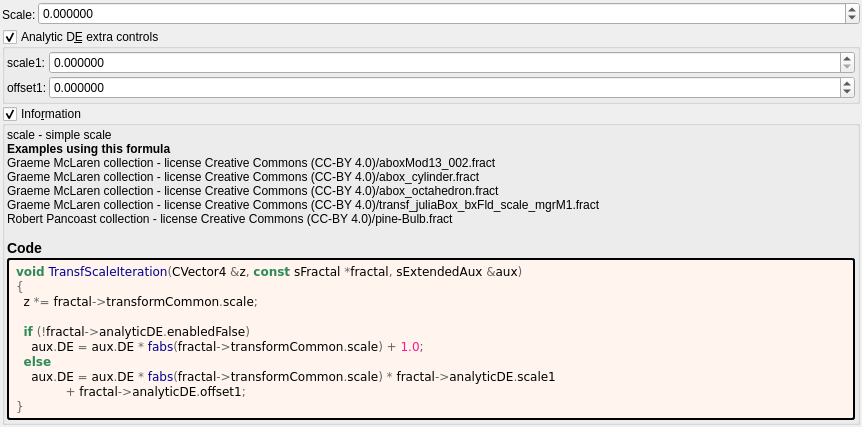
First picture: the form in mandelbulber2/deploy/share/mandelbulber2/formula/ui/transf_scale.ui, repository irinox-ctrl/mandelbulber2, before the edit.
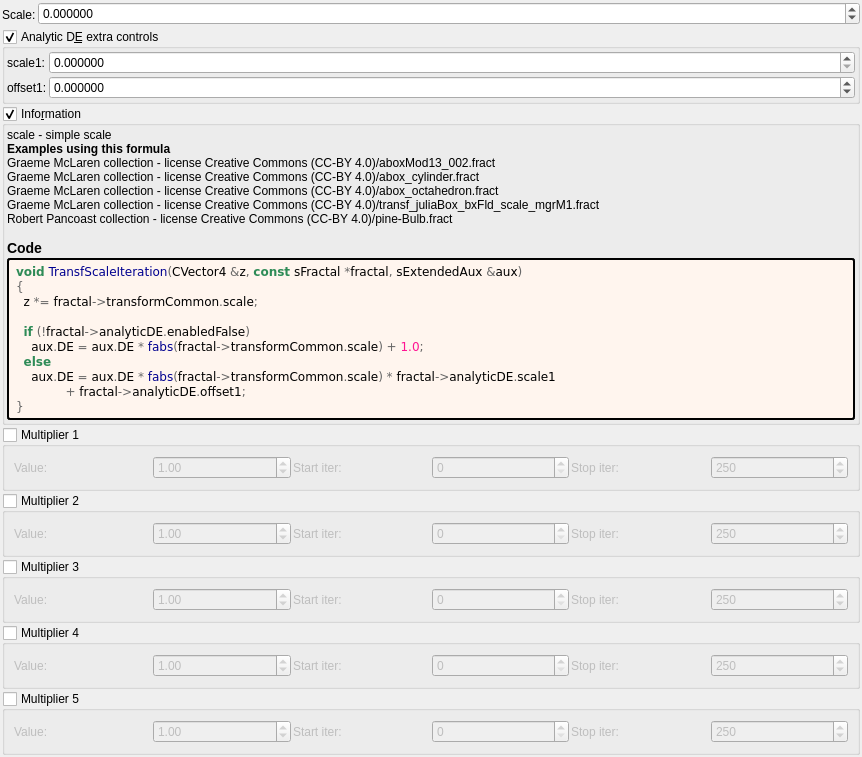
Second picture: the form after the edit. Custom widgets are drawn as their Qt base class.

Commit message:
feat: add 5 general-purpose multipliers to all 1007 fractal formulas
Each multiplier has:
- Checkbox (OFF by default)
- Value spinbox (default 1.0, range -100 to 100)
- Iteration start/stop range

Logic: z *= value; DE *= |value|;

Uses existing transformCommon parameters:
- Checkboxes: functionEnabledBx/By/Bz/Bw/CzFalse
- Values: scale4/5/6/8/16
- Ranges: startIterationsB-F/stopIterationsB-F

Modified 1007 .cpp (CPU), 1006 .cl (GPU), 1023 .ui files.
Both source (formula/) and deploy (deploy/share/) copies updated.

Patch:
```diff
--- a/mandelbulber2/deploy/share/mandelbulber2/formula/ui/transf_scale.ui
+++ b/mandelbulber2/deploy/share/mandelbulber2/formula/ui/transf_scale.ui
@@ -254,6 +254,192 @@
      </layout>
     </widget>
    </item>
+   <item>
+    <widget class="MyGroupBox" name="groupCheck_transf_function_enabledBx_false">
+     <property name="title"><string>Multiplier 1</string></property>
+     <property name="checkable"><bool>true</bool></property>
+     <property name="checked"><bool>false</bool></property>
+     <layout class="QGridLayout" name="gridLayout_mult1">
+      <property name="spacing"><number>2</number></property>
+      <item row="0" column="0">
+       <widget class="QLabel"><property name="text"><string>Value:</string></property></widget>
+      </item>
+      <item row="0" column="1">
+       <widget class="MyDoubleSpinBox" name="spinbox_transf_scale_4">
+        <property name="minimum"><double>-100.0</double></property><property name="maximum"><double>100.0</double></property>
+        <property name="singleStep"><double>0.01</double></property><property name="value"><double>1.0</double></property>
+       </widget>
+      </item>
+      <item row="0" column="2">
+       <widget class="QLabel"><property name="text"><string>Start iter:</string></property></widget>
+      </item>
+      <item row="0" column="3">
+       <widget class="MySpinBox" name="spinboxInt_transf_start_iterations_B">
+        <property name="minimum"><number>0</number></property><property name="maximum"><number>10000</number></property>
+        <property name="value"><number>0</number></property>
+       </widget>
+      </item>
+      <item row="0" column="4">
+       <widget class="QLabel"><property name="text"><string>Stop iter:</string></property></widget>
+      </item>
+      <item row="0" column="5">
+       <widget class="MySpinBox" name="spinboxInt_transf_stop_iterations_B">
+        <property name="minimum"><number>0</number></property><property name="maximum"><number>10000</number></property>
+        <property name="value"><number>250</number></property>
+       </widget>
+      </item>
+     </layout>
+    </widget>
+   </item>
+   <item>
+    <widget class="MyGroupBox" name="groupCheck_transf_function_enabledBy_false">
+     <property name="title"><string>Multiplier 2</string></property>
+     <property name="checkable"><bool>true</bool></property>
+     <property name="checked"><bool>false</bool></property>
+     <layout class="QGridLayout" name="gridLayout_mult2">
+      <property name="spacing"><number>2</number></property>
+      <item row="0" column="0">
+       <widget class="QLabel"><property name="text"><string>Value:</string></property></widget>
+      </item>
+      <item row="0" column="1">
+       <widget class="MyDoubleSpinBox" name="spinbox_transf_scale_5">
+        <property name="minimum"><double>-100.0</double></property><property name="maximum"><double>100.0</double></property>
+        <property name="singleStep"><double>0.01</double></property><property name="value"><double>1.0</double></property>
+       </widget>
+      </item>
+      <item row="0" column="2">
+       <widget class="QLabel"><property name="text"><string>Start iter:</string></property></widget>
+      </item>
+      <item row="0" column="3">
+       <widget class="MySpinBox" name="spinboxInt_transf_start_iterations_C">
+        <property name="minimum"><number>0</number></property><property name="maximum"><number>10000</number></property>
+        <property name="value"><number>0</number></property>
+       </widget>
+      </item>
+      <item row="0" column="4">
+       <widget class="QLabel"><property name="text"><string>Stop iter:</string></property></widget>
+      </item>
+      <item row="0" column="5">
+       <widget class="MySpinBox" name="spinboxInt_transf_stop_iterations_C">
+        <property name="minimum"><number>0</number></property><property name="maximum"><number>10000</number></property>
+        <property name="value"><number>250</number></property>
+       </widget>
+      </item>
+     </layout>
+    </widget>
+   </item>
+   <item>
+    <widget class="MyGroupBox" name="groupCheck_transf_function_enabledBz_false">
+     <property name="title"><string>Multiplier 3</string></property>
+     <property name="checkable"><bool>true</bool></property>
+     <property name="checked"><bool>false</bool></property>
+     <layout class="QGridLayout" name="gridLayout_mult3">
+      <property name="spacing"><number>2</number></property>
+      <item row="0" column="0">
+       <widget class="QLabel"><property name="text"><string>Value:</string></property></widget>
+      </item>
+      <item row="0" column="1">
+       <widget class="MyDoubleSpinBox" name="spinbox_transf_scale_6">
+        <property name="minimum"><double>-100.0</double></property><property name="maximum"><double>100.0</double></property>
+        <property name="singleStep"><double>0.01</double></property><property name="value"><double>1.0</double></property>
+       </widget>
+      </item>
+      <item row="0" column="2">
+       <widget class="QLabel"><property name="text"><string>Start iter:</string></property></widget>
+      </item>
+      <item row="0" column="3">
+       <widget class="MySpinBox" name="spinboxInt_transf_start_iterations_D">
+        <property name="minimum"><number>0</number></property><property name="maximum"><number>10000</number></property>
+        <property name="value"><number>0</number></property>
+       </widget>
+      </item>
+      <item row="0" column="4">
+       <widget class="QLabel"><property name="text"><string>Stop iter:</string></property></widget>
+      </item>
+      <item row="0" column="5">
+       <widget class="MySpinBox" name="spinboxInt_transf_stop_iterations_D">
+        <property name="minimum"><number>0</number></property><property name="maximum"><number>10000</number></property>
+        <property name="value"><number>250</number></property>
+       </widget>
+      </item>
+     </layout>
+    </widget>
+   </item>
+   <item>
+    <widget class="MyGroupBox" name="groupCheck_transf_function_enabledBw_false">
+     <property name="title"><string>Multiplier 4</string></property>
+     <property name="checkable"><bool>true</bool></property>
+     <property name="checked"><bool>false</bool></property>
+     <layout class="QGridLayout" name="gridLayout_mult4">
+      <property name="spacing"><number>2</number></property>
+      <item row="0" column="0">
+       <widget class="QLabel"><property name="text"><string>Value:</string></property></widget>
+      </item>
+      <item row="0" column="1">
+       <widget class="MyDoubleSpinBox" name="spinbox_transf_scale_8">
+        <property name="minimum"><double>-100.0</double></property><property name="maximum"><double>100.0</double></property>
+        <property name="singleStep"><double>0.01</double></property><property name="value"><double>1.0</double></property>
+       </widget>
+      </item>
+      <item row="0" column="2">
+       <widget class="QLabel"><property name="text"><string>Start iter:</string></property></widget>
+      </item>
+      <item row="0" column="3">
+       <widget class="MySpinBox" name="spinboxInt_transf_start_iterations_E">
+        <property name="minimum"><number>0</number></property><property name="maximum"><number>10000</number></property>
+        <property name="value"><number>0</number></property>
+       </widget>
+      </item>
+      <item row="0" column="4">
+       <widget class="QLabel"><property name="text"><string>Stop iter:</string></property></widget>
+      </item>
+      <item row="0" column="5">
+       <widget class="MySpinBox" name="spinboxInt_transf_stop_iterations_E">
+        <property name="minimum"><number>0</number></property><property name="maximum"><number>10000</number></property>
+        <property name="value"><number>250</number></property>
+       </widget>
+      </item>
+     </layout>
+    </widget>
+   </item>
+   <item>
+    <widget class="MyGroupBox" name="groupCheck_transf_function_enabledCz_false">
+     <property name="title"><string>Multiplier 5</string></property>
+     <property name="checkable"><bool>true</bool></property>
+     <property name="checked"><bool>false</bool></property>
+     <layout class="QGridLayout" name="gridLayout_mult5">
+      <property name="spacing"><number>2</number></property>
+      <item row="0" column="0">
+       <widget class="QLabel"><property name="text"><string>Value:</string></property></widget>
+      </item>
+      <item row="0" column="1">
+       <widget class="MyDoubleSpinBox" name="spinbox_transf_scale_16">
+        <property name="minimum"><double>-100.0</double></property><property name="maximum"><double>100.0</double></property>
+        <property name="singleStep"><double>0.01</double></property><property name="value"><double>1.0</double></property>
+       </widget>
+      </item>
+      <item row="0" column="2">
+       <widget class="QLabel"><property name="text"><string>Start iter:</string></property></widget>
+      </item>
+      <item row="0" column="3">
+       <widget class="MySpinBox" name="spinboxInt_transf_start_iterations_F">
+        <property name="minimum"><number>0</number></property><property name="maximum"><number>10000</number></property>
+        <property name="value"><number>0</number></property>
+       </widget>
+      </item>
+      <item row="0" column="4">
+       <widget class="QLabel"><property name="text"><string>Stop iter:</string></property></widget>
+      </item>
+      <item row="0" column="5">
+       <widget class="MySpinBox" name="spinboxInt_transf_stop_iterations_F">
+        <property name="minimum"><number>0</number></property><property name="maximum"><number>10000</number></property>
+        <property name="value"><number>250</number></property>
+       </widget>
+      </item>
+     </layout>
+    </widget>
+   </item>
+
    <item>
     <spacer name="verticalSpacer">
      <property name="orientation">
@@ -281,6 +467,11 @@
    <header>my_group_box.h</header>
    <container>1</container>
   </customwidget>
+   <customwidget>
+   <class>MySpinBox</class>
+   <extends>QSpinBox</extends>
+   <header>my_spin_box.h</header>
+  </customwidget>
  </customwidgets>
  <tabstops>
   <tabstop>spinbox_transf_scale</tabstop>
```
The commit also changes 3972 other files.
